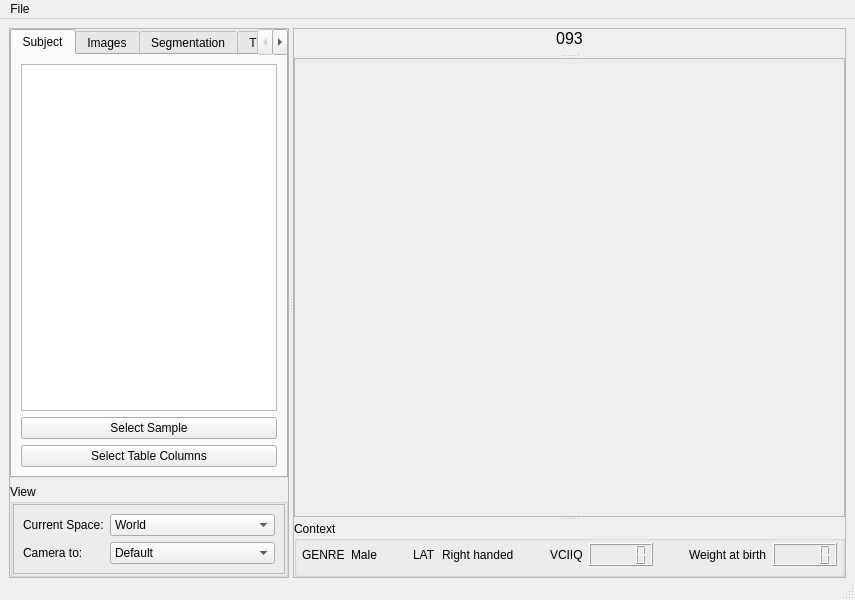
The window that braviz/interaction/qt_guis/subject_overview.ui (diego0020/braviz-app) describes before a commit, drawn with Qt 5.
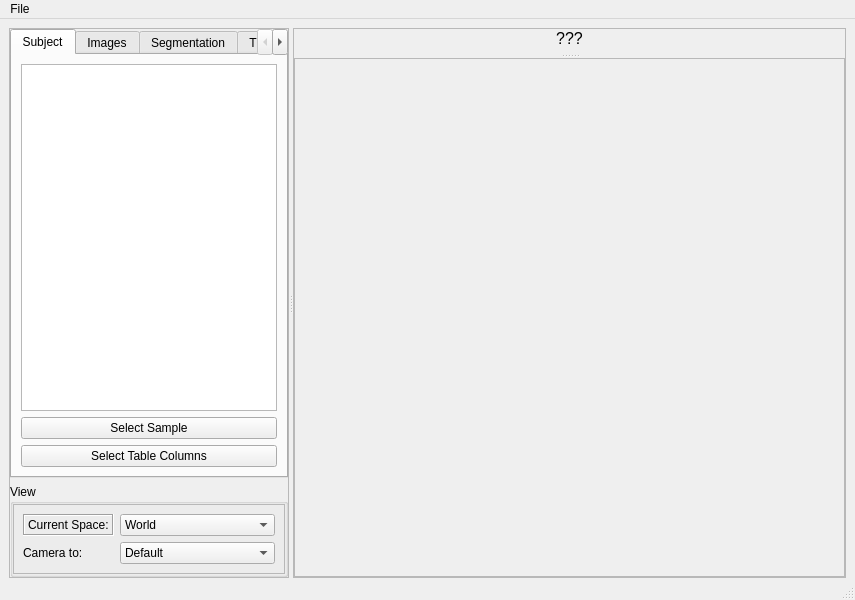
The same window after the commit.

Commit message: context frame read only

The edit to the form file:
```diff
--- a/braviz/interaction/qt_guis/subject_overview.ui
+++ b/braviz/interaction/qt_guis/subject_overview.ui
@@ -443,6 +443,12 @@
               </property>
               <item row="0" column="0">
                <widget class="QLabel" name="label_3">
+                <property name="frameShape">
+                 <enum>QFrame::Box</enum>
+                </property>
+                <property name="frameShadow">
+                 <enum>QFrame::Sunken</enum>
+                </property>
                 <property name="text">
                  <string>Current Space:</string>
                 </property>
@@ -595,7 +601,7 @@
             </font>
            </property>
            <property name="text">
-            <string>093</string>
+            <string>???</string>
            </property>
            <property name="scaledContents">
             <bool>false</bool>
@@ -633,147 +639,6 @@
             <enum>QFrame::Raised</enum>
            </property>
           </widget>
-          <widget class="QGroupBox" name="context_frame">
-           <property name="sizePolicy">
-            <sizepolicy hsizetype="Preferred" vsizetype="Maximum">
-             <horstretch>0</horstretch>
-             <verstretch>0</verstretch>
-            </sizepolicy>
-           </property>
-           <property name="maximumSize">
-            <size>
-             <width>16777215</width>
-             <height>56</height>
-            </size>
-           </property>
-           <property name="contextMenuPolicy">
-            <enum>Qt::CustomContextMenu</enum>
-           </property>
-           <property name="toolTip">
-            <string>Right click to select context variables, and to make them editable</string>
-           </property>
-           <property name="locale">
-            <locale language="English" country="UnitedStates"/>
-           </property>
-           <property name="title">
-            <string>Context</string>
-           </property>
-           <layout class="QHBoxLayout" name="horizontalLayout_2">
-            <property name="leftMargin">
-             <number>5</number>
-            </property>
-            <property name="topMargin">
-             <number>0</number>
-            </property>
-            <property name="rightMargin">
-             <number>5</number>
-            </property>
-            <property name="bottomMargin">
-             <number>5</number>
-            </property>
-            <item>
-             <widget class="QLabel" name="label_6">
-              <property name="text">
-               <string>GENRE</string>
-              </property>
-             </widget>
-            </item>
-            <item>
-             <widget class="QLabel" name="label_10">
-              <property name="text">
-               <string>Male</string>
-              </property>
-             </widget>
-            </item>
-            <item>
-             <spacer name="horizontalSpacer_2">
-              <property name="orientation">
-               <enum>Qt::Horizontal</enum>
-              </property>
-              <property name="sizeHint" stdset="0">
-               <size>
-                <width>20</width>
-                <height>20</height>
-               </size>
-              </property>
-             </spacer>
-            </item>
-            <item>
-             <widget class="QLabel" name="label_9">
-              <property name="text">
-               <string>LAT</string>
-              </property>
-             </widget>
-            </item>
-            <item>
-             <widget class="QLabel" name="label_11">
-              <property name="text">
-               <string>Right handed</string>
-              </property>
-             </widget>
-            </item>
-            <item>
-             <spacer name="horizontalSpacer_3">
-              <property name="orientation">
-               <enum>Qt::Horizontal</enum>
-              </property>
-              <property name="sizeHint" stdset="0">
-               <size>
-                <width>20</width>
-                <height>20</height>
-               </size>
-              </property>
-             </spacer>
-            </item>
-            <item>
-             <widget class="QLabel" name="label_7">
-              <property name="text">
-               <string>VCIIQ</string>
-              </property>
-             </widget>
-            </item>
-            <item>
-             <widget class="QLCDNumber" name="lcdNumber">
-              <property name="sizePolicy">
-               <sizepolicy hsizetype="Minimum" vsizetype="Maximum">
-                <horstretch>0</horstretch>
-                <verstretch>0</verstretch>
-               </sizepolicy>
-              </property>
-             </widget>
-            </item>
-            <item>
-             <spacer name="horizontalSpacer">
-              <property name="orientation">
-               <enum>Qt::Horizontal</enum>
-              </property>
-              <property name="sizeHint" stdset="0">
-               <size>
-                <width>20</width>
-                <height>20</height>
-               </size>
-              </property>
-             </spacer>
-            </item>
-            <item>
-             <widget class="QLabel" name="label_8">
-              <property name="text">
-               <string>Weight at birth</string>
-              </property>
-             </widget>
-            </item>
-            <item>
-             <widget class="QLCDNumber" name="lcdNumber_2">
-              <property name="sizePolicy">
-               <sizepolicy hsizetype="Minimum" vsizetype="Maximum">
-                <horstretch>0</horstretch>
-                <verstretch>0</verstretch>
-               </sizepolicy>
-              </property>
-             </widget>
-            </item>
-           </layout>
-          </widget>
          </widget>
         </item>
        </layout>
```
The commit also changes 4 other files.
